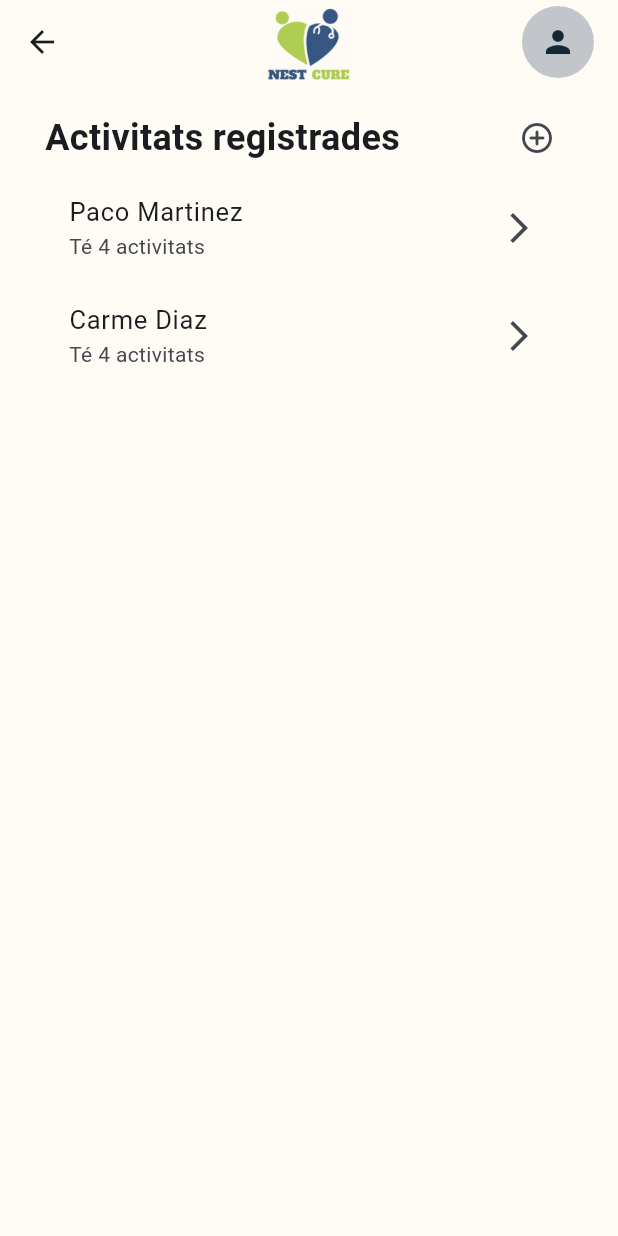
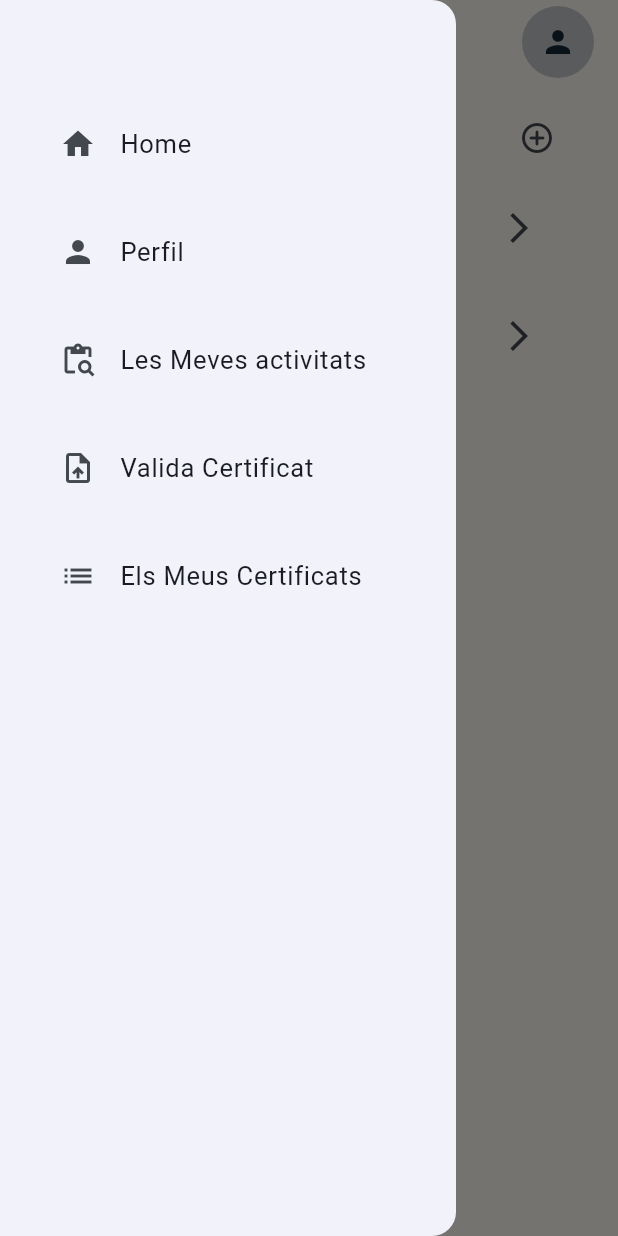
Before and after one commit to gisebel/NestCure, a Flutter app: the LlistaActivitats screen opened directly, with the side drawer open (before the commit the screen has no drawer), on a phone screen of 412 x 824 dp. Run offline on Flutter 3.47's test engine with Material 3 defaults, Android fonts, the phone set to English and light mode, and no system bars; our stand-ins replace image_picker.

Commit message:
appbar modificated

```diff
--- a/lib/app_bar.dart
+++ b/lib/app_bar.dart
@@ -1,4 +1,5 @@
 import 'package:flutter/material.dart';
+import 'package:nestcure/llistat_activitats.dart';
 import 'package:nestcure/main.dart';
 import 'package:nestcure/profile.dart';
 import 'package:nestcure/validate_certificate.dart';
@@ -97,6 +98,19 @@ class NavigationDrawerWidget extends StatelessWidget {
             },
           ),
           ListTile(
+            leading: const Icon(Icons.content_paste_search),
+            title: const Text('Les Meves activitats'),
+            onTap: () {
+              Navigator.pop(context);
+
+              Navigator.of(context).push(
+                MaterialPageRoute(builder: (context) {
+                  return const LlistaActivitats();
+                }),
+              );
+            },
+          ),
+          ListTile(
             leading: const Icon(Icons.upload_file),
             title: const Text('Valida Certificat'),
             onTap: () {
--- a/lib/llistat_activitats.dart
+++ b/lib/llistat_activitats.dart
@@ -20,7 +20,8 @@ class _LlistaActivitatsState extends State<LlistaActivitats> {
     //var user = LoggedUsuari().usuari;
     var user = usuariHardcodeado;
     return Scaffold(
-      appBar: customAppBar(context, true),
+      appBar: customAppBar(context, false),
+      drawer: const NavigationDrawerWidget(),
       body: Consumer<UserProvider>(
         builder: (context, provider, child) {
           return Center(
--- a/lib/main.dart
+++ b/lib/main.dart
@@ -30,6 +30,7 @@ class MyApp extends StatelessWidget {
         theme: ThemeData(
           colorScheme: ColorScheme.fromSeed(
             seedColor: const Color.fromRGBO(45, 88, 133, 1),
+            background: const Color.fromARGB(255, 255, 251, 245),
             surface: const Color.fromARGB(255, 255, 251, 245),
           ),
           textTheme: const TextTheme(
--- a/lib/profile.dart
+++ b/lib/profile.dart
@@ -1,5 +1,6 @@
 import 'package:flutter/material.dart';
 import 'package:nestcure/app_bar.dart';
+import 'package:nestcure/list_certificates.dart';
 import 'package:nestcure/llistat_activitats.dart';
 import 'package:nestcure/logged_user.dart';
 import 'package:nestcure/user_information.dart';
@@ -45,7 +46,7 @@ class ProfileWidget extends StatelessWidget {
         color: Color.fromRGBO(45, 87, 133, 1),
         size: 28,
       ),
-      page: const Scaffold(),
+      page: const ListCertificates(),
     ),
     ProfileItem(
       name: "Tasques i hores dedicades",
```
